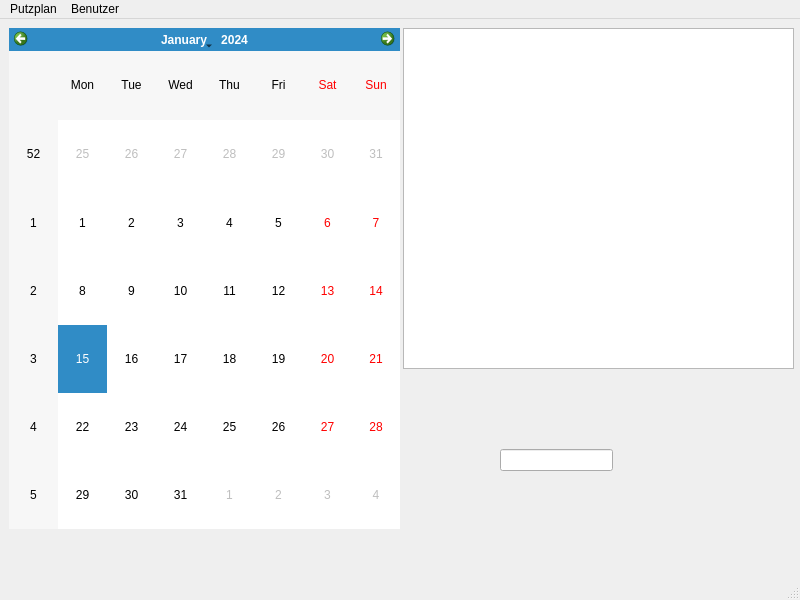
Above: OrgaNicer/organicer.ui from Dirkoonk/OrgaNicer before the change. Below: the same form after it.
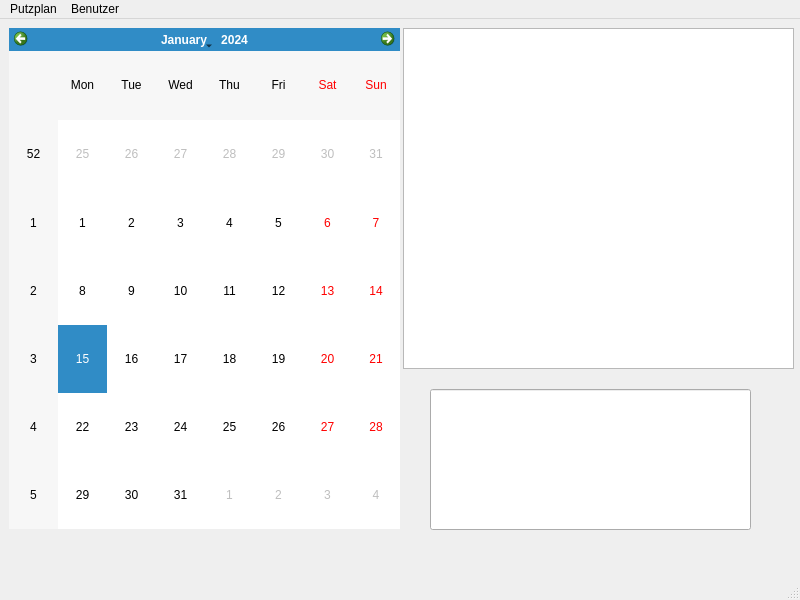
That is the form after the change.

Commit message: Lined Edit finished

What changed in the file:
```diff
--- a/OrgaNicer/organicer.ui
+++ b/OrgaNicer/organicer.ui
@@ -37,10 +37,10 @@
    <widget class="QLineEdit" name="lineEdit">
     <property name="geometry">
      <rect>
-      <x>500</x>
-      <y>430</y>
-      <width>113</width>
-      <height>22</height>
+      <x>430</x>
+      <y>370</y>
+      <width>321</width>
+      <height>141</height>
      </rect>
     </property>
    </widget>
```
The commit also changes 2 other files.
